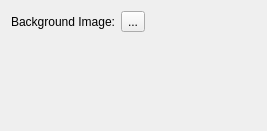
Qt form themes/userbar/config.ui (KDE/lightdm) before a commit.
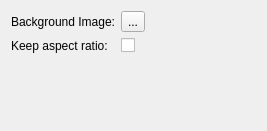
The same form after that commit. Custom widgets are drawn as their Qt base class.

Commit message: userbar theme: add option to ignore background image spect ratio when scaling

```diff
--- a/themes/userbar/config.ui
+++ b/themes/userbar/config.ui
@@ -31,6 +31,20 @@
      </property>
     </widget>
    </item>
+   <item row="1" column="0">
+    <widget class="QLabel" name="label_2">
+     <property name="text">
+      <string>Keep aspect ratio:</string>
+     </property>
+    </widget>
+   </item>
+   <item row="1" column="1">
+    <widget class="QCheckBox" name="kcfg_BackgroundKeepAspectRatio">
+     <property name="text">
+      <string/>
+     </property>
+    </widget>
+   </item>
   </layout>
  </widget>
  <customwidgets>
```
The commit also changes 2 other files.
